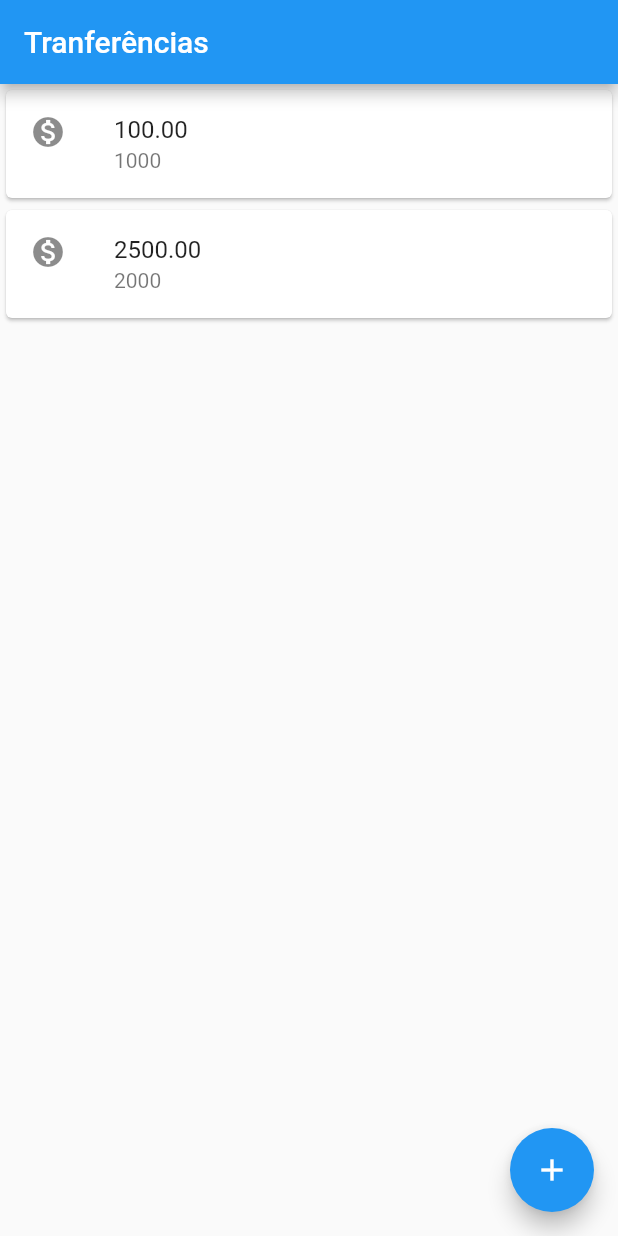
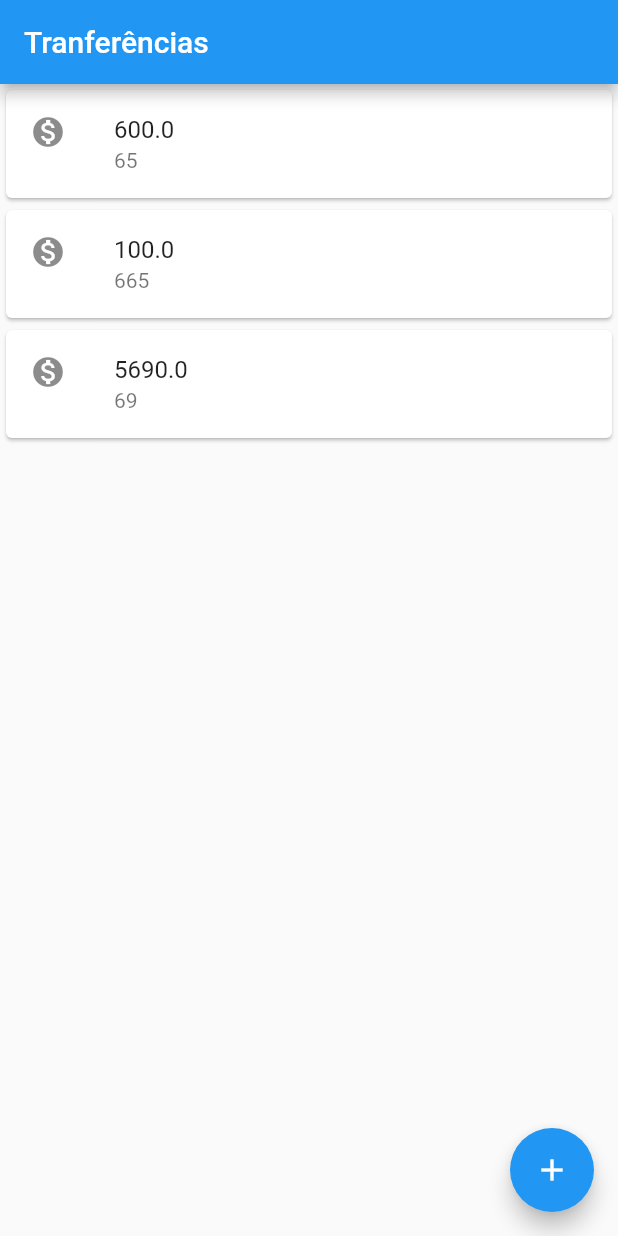
Before and after one commit to jessicacordeiro/bytebank-flutter, a Flutter app: the screen it shows after launch, on a phone screen of 412 x 824 dp. Run offline on Flutter 3.47's test engine with Material 2 defaults, Android fonts, the light colour scheme and no system bars.

Commit message:
Refatorando o código em Classes

```diff
--- a/bytebank/lib/main.dart
+++ b/bytebank/lib/main.dart
@@ -4,24 +4,7 @@ import 'package:flutter/widgets.dart';
 
 void main() => runApp(MaterialApp(
   home: Scaffold(
-    body: Column(
-      children: [
-        Card(
-          child: ListTile(
-            leading: Icon(Icons.monetization_on),
-            title: Text('100.00'),
-            subtitle: Text('1000'),
-          ),
-        ),
-        Card(
-          child: ListTile(
-            leading: Icon(Icons.monetization_on),
-            title: Text('2500.00'),
-            subtitle: Text('2000'),
-          ),
-        ),
-      ],
-    ),
+    body: ListaTransferencias(),
     appBar: AppBar(
       title: Text('Tranferências'),
     ),
@@ -31,3 +14,42 @@ void main() => runApp(MaterialApp(
     ),
   ),
 ));
+
+class ListaTransferencias extends StatelessWidget {
+
+  @override
+  Widget build(BuildContext context) {
+    return Column(
+      children: <Widget> [
+        ItemTransferencia(Transferencia(600.0, 0065)),
+        ItemTransferencia(Transferencia(100.0, 0665)),
+        ItemTransferencia(Transferencia(5690.0, 0069)),
+      ],
+    );
+  }
+}
+
+class ItemTransferencia extends StatelessWidget {
+
+  final Transferencia _transferencia;
+
+  ItemTransferencia(this._transferencia);
+
+  @override
+  Widget build(BuildContext context) {
+    return Card(
+      child: ListTile(
+        leading: Icon(Icons.monetization_on),
+        title: Text(_transferencia.valor.toString()),
+        subtitle: Text(_transferencia.numeroConta.toString()),
+      ),
+    );
+  }
+}
+
+class Transferencia {
+  final double valor;
+  final int numeroConta;
+
+  Transferencia(this.valor, this.numeroConta);
+}
```
